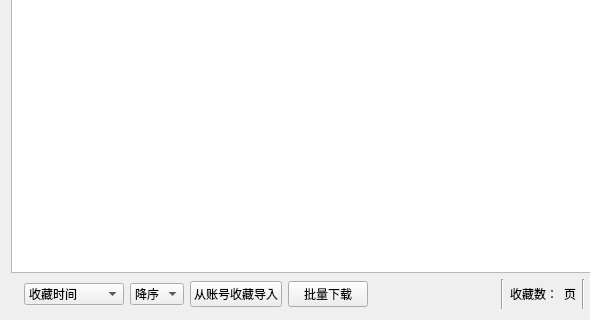
Before: the Qt Designer form ui/ui_local_favorite.ui in tonquer/JMComic-qt, drawn with Qt 5; both pictures show x 0 to 590 and y 84 to 404 of the 756 by 404 pixel window.
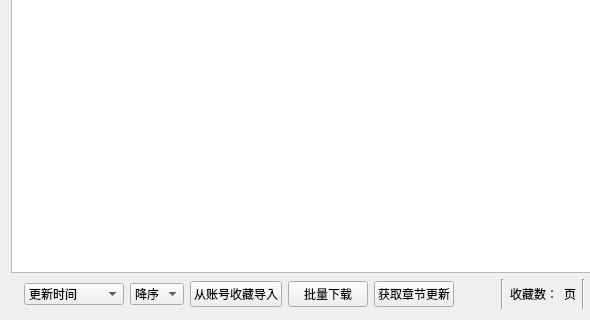
After: the same form once the commit is applied. Custom widgets are drawn as their Qt base class.

What changed in the file:
```diff
--- a/ui/ui_local_favorite.ui
+++ b/ui/ui_local_favorite.ui
@@ -47,6 +47,11 @@
            <height>0</height>
           </size>
          </property>
+         <item>
+          <property name="text">
+           <string>更新时间</string>
+          </property>
+         </item>
          <item>
           <property name="text">
            <string>收藏时间</string>
@@ -85,6 +90,13 @@
          </property>
         </widget>
        </item>
+       <item>
+        <widget class="QPushButton" name="startEpsUpdate">
+         <property name="text">
+          <string>获取章节更新</string>
+         </property>
+        </widget>
+       </item>
        <item>
         <spacer name="horizontalSpacer">
          <property name="orientation">
```
Left out of the diff: 7 changed lines with no effect on the pictures.
